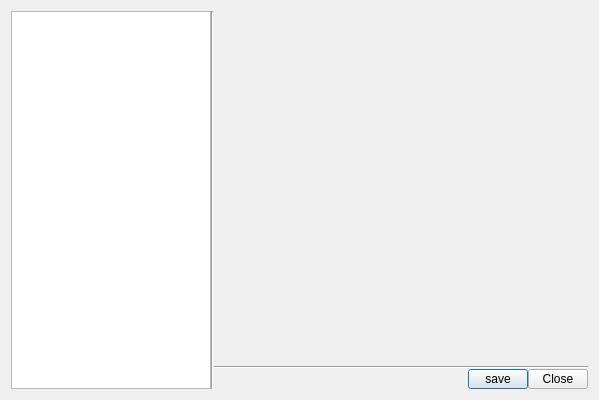
Old version of the form appli/foundation/gui/common/_src/dial_toolSettings.ui in the repository snaress/studio.
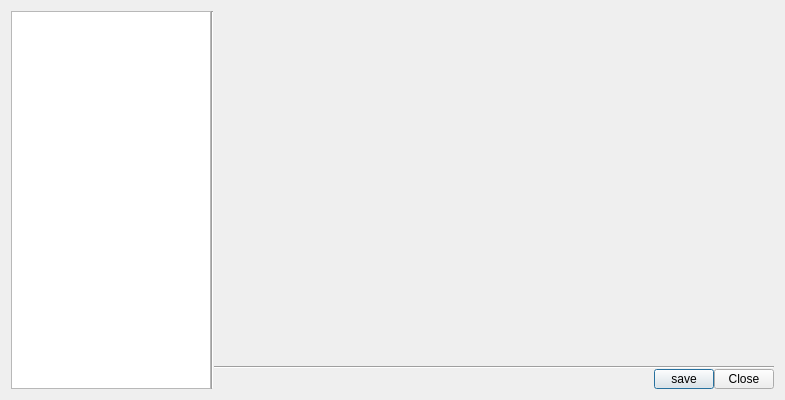
New version of the form.

```diff
--- a/appli/foundation/gui/common/_src/dial_toolSettings.ui
+++ b/appli/foundation/gui/common/_src/dial_toolSettings.ui
@@ -6,7 +6,7 @@
    <rect>
     <x>0</x>
     <y>0</y>
-    <width>599</width>
+    <width>785</width>
     <height>400</height>
    </rect>
   </property>
```
